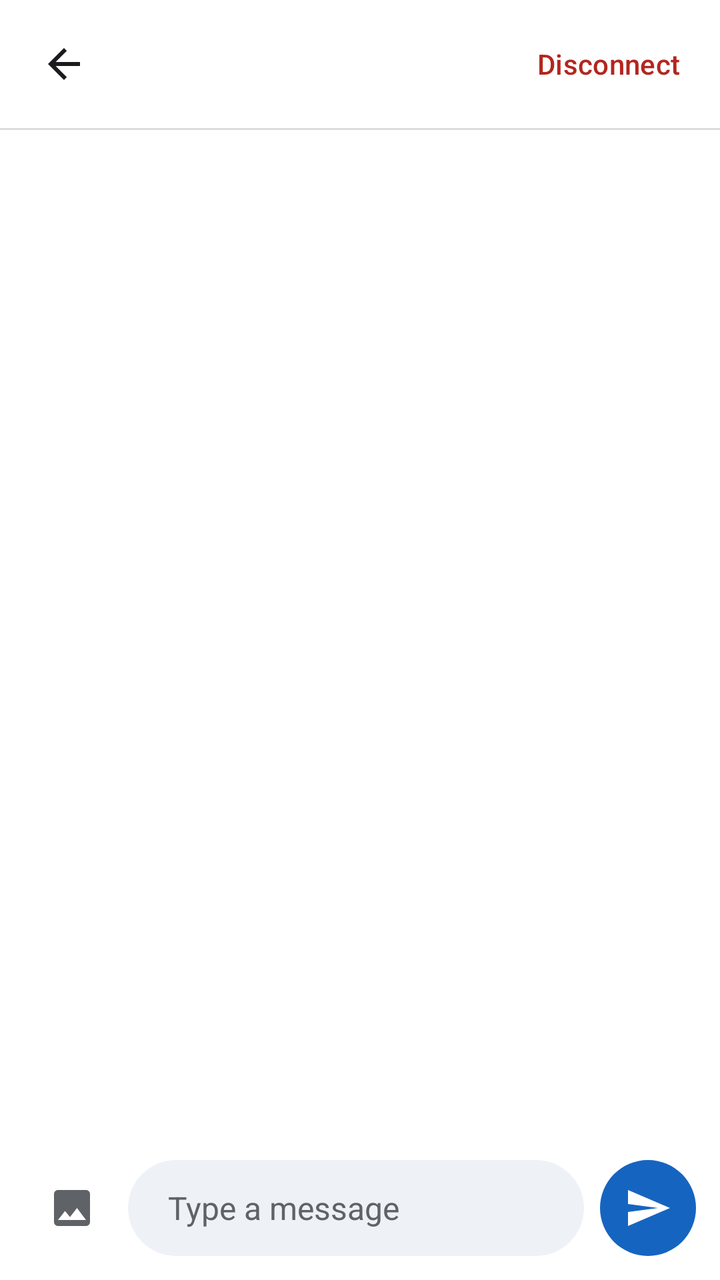
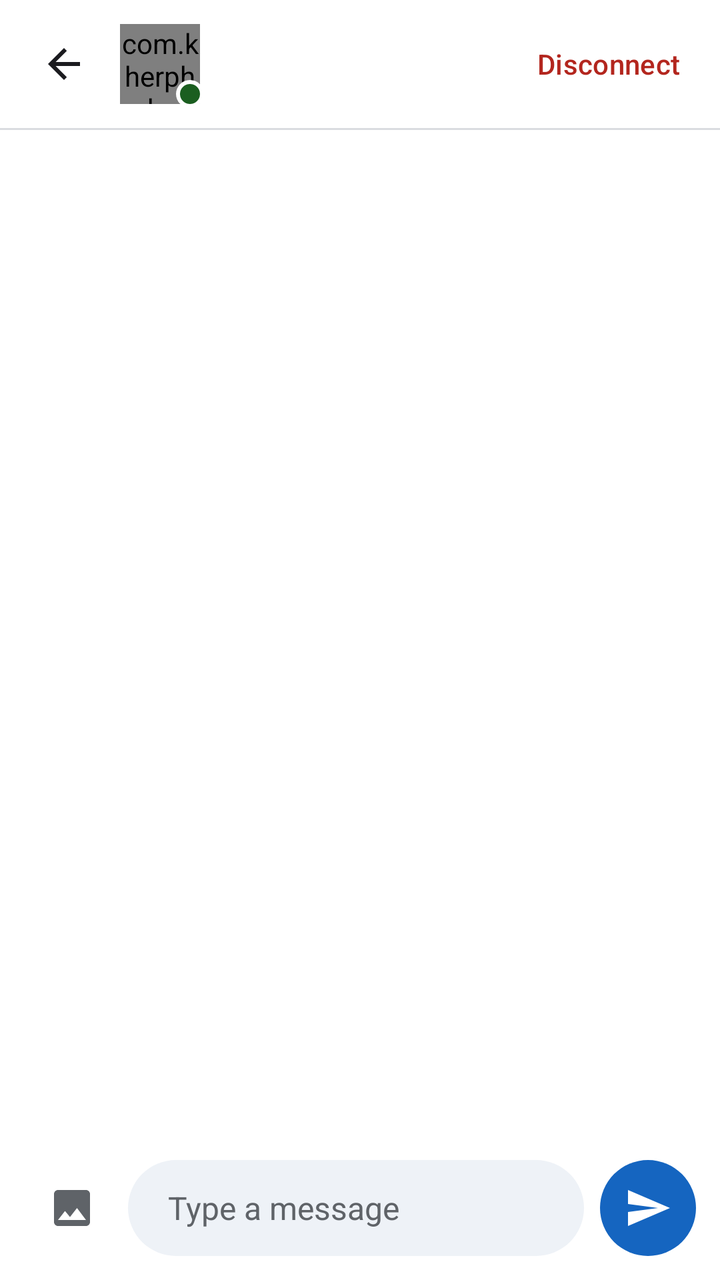

Screens rendered from an Android XML layout before and after an edit, with the pre-edit source and the edit as a unified diff.
<!-- AndroidManifest.xml: application theme Theme.BChat -->
<!-- res/layout/activity_main.xml -->
<?xml version="1.0" encoding="utf-8"?>
<LinearLayout xmlns:android="http://schemas.android.com/apk/res/android"
    xmlns:app="http://schemas.android.com/apk/res-auto"
    xmlns:tools="http://schemas.android.com/tools"
    android:id="@+id/root"
    android:layout_width="match_parent"
    android:layout_height="match_parent"
    android:background="@color/surface"
    android:orientation="vertical"
    tools:context=".MainActivity">
    <TextView
        android:id="@+id/tvTyping"
        android:layout_width="match_parent"
        android:layout_height="wrap_content"
        android:paddingStart="20dp"
        android:paddingTop="4dp"
        android:paddingEnd="20dp"
        android:paddingBottom="4dp"
        android:textColor="@color/text_secondary"
        android:textSize="13sp"
        android:textStyle="italic"
        android:visibility="gone" />
    <LinearLayout
        android:layout_width="match_parent"
        android:layout_height="wrap_content"
        android:gravity="center_vertical"
        android:minHeight="64dp"
        android:orientation="horizontal"
        android:paddingStart="8dp"
        android:paddingEnd="8dp">

        <ImageButton
            android:id="@+id/btnBack"
            android:layout_width="48dp"
            android:layout_height="48dp"
            android:background="?attr/selectableItemBackgroundBorderless"
            android:contentDescription="Back"
            android:src="@drawable/ic_arrow_back" />

        <LinearLayout
            android:layout_width="0dp"
            android:layout_height="wrap_content"
            android:layout_marginStart="8dp"
            android:layout_weight="1"
            android:orientation="vertical">

            <TextView
                android:id="@+id/tvDeviceName"
                android:layout_width="wrap_content"
                android:layout_height="wrap_content"
                android:ellipsize="end"
                android:maxLines="1"
                android:textColor="@color/text_primary"
                android:textSize="18sp" />

            <LinearLayout
                android:layout_width="wrap_content"
                android:layout_height="wrap_content"
                android:layout_marginTop="2dp"
                android:gravity="center_vertical"
                android:orientation="horizontal">

                <View
                    android:id="@+id/statusDot"
                    android:layout_width="8dp"
                    android:layout_height="8dp"
                    android:background="@drawable/bg_circle" />

                <TextView
                    android:id="@+id/tvStatus"
                    android:layout_width="wrap_content"
                    android:layout_height="wrap_content"
                    android:layout_marginStart="6dp"
                    android:textColor="@color/text_secondary"
                    android:textSize="14sp" />
            </LinearLayout>
        </LinearLayout>

        <com.google.android.material.button.MaterialButton
            android:id="@+id/btnDisconnect"
            style="@style/Widget.Material3.Button.TextButton"
            android:layout_width="wrap_content"
            android:layout_height="wrap_content"
            android:text="Disconnect"
            android:textColor="@color/status_disconnected" />
    </LinearLayout>

    <View
        android:layout_width="match_parent"
        android:layout_height="1dp"
        android:background="@color/divider" />

    <androidx.recyclerview.widget.RecyclerView
        android:id="@+id/rvMessages"
        android:layout_width="match_parent"
        android:layout_height="0dp"
        android:layout_weight="1"
        android:clipToPadding="false"
        android:padding="16dp" />

    <LinearLayout
        android:id="@+id/transferBar"
        android:layout_width="match_parent"
        android:layout_height="wrap_content"
        android:background="@color/input_bg"
        android:gravity="center_vertical"
        android:orientation="horizontal"
        android:paddingStart="16dp"
        android:paddingTop="8dp"
        android:paddingEnd="8dp"
        android:paddingBottom="8dp"
        android:visibility="gone">

        <LinearLayout
            android:layout_width="0dp"
            android:layout_height="wrap_content"
            android:layout_weight="1"
            android:orientation="vertical">

            <TextView
                android:id="@+id/tvTransfer"
                android:layout_width="wrap_content"
                android:layout_height="wrap_content"
                android:textColor="@color/text_primary"
                android:textSize="14sp" />

            <com.google.android.material.progressindicator.LinearProgressIndicator
                android:id="@+id/transferProgress"
                android:layout_width="match_parent"
                android:layout_height="wrap_content"
                android:layout_marginTop="6dp"
                app:indicatorColor="@color/primary"
                app:trackColor="@color/primary_container"
                app:trackThickness="4dp" />
        </LinearLayout>

        <com.google.android.material.button.MaterialButton
            android:id="@+id/btnCancelTransfer"
            style="@style/Widget.Material3.Button.TextButton"
            android:layout_width="wrap_content"
            android:layout_height="wrap_content"
            android:text="Cancel"
            android:textColor="@color/status_disconnected" />
    </LinearLayout>

    <LinearLayout
        android:id="@+id/replyBar"
        android:layout_width="match_parent"
        android:layout_height="wrap_content"
        android:background="@color/input_bg"
        android:gravity="center_vertical"
        android:orientation="horizontal"
        android:paddingStart="16dp"
        android:paddingTop="8dp"
        android:paddingEnd="4dp"
        android:paddingBottom="8dp"
        android:visibility="gone">

        <View
            android:layout_width="3dp"
            android:layout_height="match_parent"
            android:background="@color/primary" />

        <LinearLayout
            android:layout_width="0dp"
            android:layout_height="wrap_content"
            android:layout_marginStart="12dp"
            android:layout_weight="1"
            android:orientation="vertical">

            <TextView
                android:id="@+id/tvReplyName"
                android:layout_width="wrap_content"
                android:layout_height="wrap_content"
                android:ellipsize="end"
                android:maxLines="1"
                android:textColor="@color/primary"
                android:textSize="13sp"
                android:textStyle="bold" />

            <TextView
                android:id="@+id/tvReplyText"
                android:layout_width="wrap_content"
                android:layout_height="wrap_content"
                android:ellipsize="end"
                android:maxLines="1"
                android:textColor="@color/text_secondary"
                android:textSize="14sp" />
        </LinearLayout>

        <ImageButton
            android:id="@+id/btnCancelReply"
            android:layout_width="48dp"
            android:layout_height="48dp"
            android:background="?attr/selectableItemBackgroundBorderless"
            android:contentDescription="Cancel reply"
            android:src="@drawable/ic_close"
            app:tint="@color/text_secondary" />
    </LinearLayout>

    <LinearLayout
        android:id="@+id/composeBar"
        android:layout_width="match_parent"
        android:layout_height="wrap_content"
        android:gravity="center_vertical"
        android:orientation="horizontal"
        android:padding="12dp">

        <ImageButton
            android:id="@+id/btnAttach"
            android:layout_width="48dp"
            android:layout_height="48dp"
            android:background="?attr/selectableItemBackgroundBorderless"
            android:contentDescription="Send photo"
            android:src="@drawable/ic_image"
            app:tint="@color/text_secondary" />

        <EditText
            android:id="@+id/etMessage"
            android:layout_width="0dp"
            android:layout_height="wrap_content"
            android:layout_marginStart="4dp"
            android:layout_weight="1"
            android:background="@drawable/bg_input"
            android:hint="Type a message"
            android:importantForAutofill="no"
            android:inputType="textCapSentences|textMultiLine"
            android:maxLines="4"
            android:minHeight="48dp"
            android:paddingStart="20dp"
            android:paddingTop="12dp"
            android:paddingEnd="20dp"
            android:paddingBottom="12dp"
            android:textColor="@color/text_primary"
            android:textColorHint="@color/text_secondary"
            android:textSize="16sp" />

        <ImageButton
            android:id="@+id/btnSend"
            android:layout_width="48dp"
            android:layout_height="48dp"
            android:layout_marginStart="8dp"
            android:background="@drawable/bg_circle"
            android:backgroundTint="@color/primary"
            android:contentDescription="Send message"
            android:src="@drawable/ic_send" />
    </LinearLayout>

    <LinearLayout
        android:id="@+id/disconnectedBanner"
        android:layout_width="match_parent"
        android:layout_height="wrap_content"
        android:layout_margin="12dp"
        android:background="@drawable/bg_banner_error"
        android:orientation="vertical"
        android:padding="16dp"
        android:visibility="gone">

        <TextView
            android:layout_width="wrap_content"
            android:layout_height="wrap_content"
            android:text="Disconnected"
            android:textColor="@color/status_disconnected"
            android:textSize="14sp" />

        <TextView
            android:layout_width="wrap_content"
            android:layout_height="wrap_content"
            android:layout_marginTop="4dp"
            android:text="Messages you send now will be delivered when you reconnect."
            android:textColor="@color/status_disconnected"
            android:textSize="14sp" />

        <com.google.android.material.button.MaterialButton
            android:id="@+id/btnReconnect"
            android:layout_width="match_parent"
            android:layout_height="56dp"
            android:layout_marginTop="12dp"
            android:text="Reconnect"
            android:textColor="@color/white"
            android:textSize="16sp"
            app:backgroundTint="@color/primary"
            app:cornerRadius="28dp" />
    </LinearLayout>
</LinearLayout>
<!-- resources referenced by this layout -->
<resources>
  <color name="divider">#DADCE0</color>
  <color name="input_bg">#EEF2F7</color>
  <color name="primary">#1565C0</color>
  <color name="primary_container">#D6E3F8</color>
  <color name="status_disconnected">#B3261E</color>
  <color name="surface">#FFFFFF</color>
  <color name="text_primary">#1B1B1F</color>
  <color name="text_secondary">#5F6368</color>
  <color name="white">#FFFFFFFF</color>
  <!-- drawable bg_banner_error (drawable) -->
  <?xml version="1.0" encoding="utf-8"?>
  <shape xmlns:android="http://schemas.android.com/apk/res/android"
      android:shape="rectangle">
      <solid android:color="@color/error_container" />
      <corners android:radius="20dp" />
  </shape>
  <!-- drawable bg_circle (drawable) -->
  <?xml version="1.0" encoding="utf-8"?>
  <shape xmlns:android="http://schemas.android.com/apk/res/android"
      android:shape="oval">
      <solid android:color="@color/white" />
  </shape>
  <!-- drawable bg_input (drawable) -->
  <?xml version="1.0" encoding="utf-8"?>
  <shape xmlns:android="http://schemas.android.com/apk/res/android"
      android:shape="rectangle">
      <solid android:color="@color/input_bg" />
      <corners android:radius="28dp" />
  </shape>
  <!-- drawable ic_arrow_back (drawable) -->
  <?xml version="1.0" encoding="utf-8"?>
  <vector xmlns:android="http://schemas.android.com/apk/res/android"
      android:width="24dp"
      android:height="24dp"
      android:viewportWidth="24"
      android:viewportHeight="24">
      <path
          android:fillColor="@color/text_primary"
          android:pathData="M20,11H7.83l5.59,-5.59L12,4l-8,8 8,8 1.41,-1.41L7.83,13H20v-2z" />
  </vector>
  <!-- drawable ic_close (drawable) -->
  <?xml version="1.0" encoding="utf-8"?>
  <vector xmlns:android="http://schemas.android.com/apk/res/android"
      android:width="24dp"
      android:height="24dp"
      android:viewportWidth="24"
      android:viewportHeight="24">
      <path
          android:fillColor="#FF000000"
          android:pathData="M19,6.41L17.59,5 12,10.59 6.41,5 5,6.41 10.59,12 5,17.59 6.41,19 12,13.41 17.59,19 19,17.59 13.41,12z" />
  </vector>
  <!-- drawable ic_image (drawable) -->
  <?xml version="1.0" encoding="utf-8"?>
  <vector xmlns:android="http://schemas.android.com/apk/res/android"
      android:width="24dp"
      android:height="24dp"
      android:viewportWidth="24"
      android:viewportHeight="24">
      <path
          android:fillColor="#FF000000"
          android:pathData="M21,19V5c0,-1.1 -0.9,-2 -2,-2H5c-1.1,0 -2,0.9 -2,2v14c0,1.1 0.9,2 2,2h14c1.1,0 2,-0.9 2,-2zM8.5,13.5l2.5,3.01L14.5,12l4.5,6H5l3.5,-4.5z" />
  </vector>
  <!-- drawable ic_send (drawable) -->
  <?xml version="1.0" encoding="utf-8"?>
  <vector xmlns:android="http://schemas.android.com/apk/res/android"
      android:width="24dp"
      android:height="24dp"
      android:viewportWidth="24"
      android:viewportHeight="24">
      <path
          android:fillColor="#FFFFFFFF"
          android:pathData="M2.01,21L23,12 2.01,3 2,10l15,2 -15,2z" />
  </vector>
  <style name="Theme.BChat" parent="Base.Theme.BChat" />
  <color name="error_container">#FFEBE9</color>
  <style name="Base.Theme.BChat" parent="Theme.Material3.DayNight.NoActionBar">
          <item name="colorPrimary">@color/primary</item>
      </style>
</resources>

<!-- the commit's change to res/layout/activity_main.xml (unified diff, before → after) -->
@@ -8,18 +8,7 @@
     android:background="@color/surface"
     android:orientation="vertical"
     tools:context=".MainActivity">
-    <TextView
-        android:id="@+id/tvTyping"
-        android:layout_width="match_parent"
-        android:layout_height="wrap_content"
-        android:paddingStart="20dp"
-        android:paddingTop="4dp"
-        android:paddingEnd="20dp"
-        android:paddingBottom="4dp"
-        android:textColor="@color/text_secondary"
-        android:textSize="13sp"
-        android:textStyle="italic"
-        android:visibility="gone" />
+
     <LinearLayout
         android:layout_width="match_parent"
         android:layout_height="wrap_content"
@@ -36,6 +25,44 @@
             android:background="?attr/selectableItemBackgroundBorderless"
             android:contentDescription="Back"
             android:src="@drawable/ic_arrow_back" />
+
+        <FrameLayout
+            android:id="@+id/avatarFrame"
+            android:layout_width="48dp"
+            android:layout_height="48dp"
+            android:background="?attr/selectableItemBackgroundBorderless"
+            android:clickable="true"
+            android:contentDescription="View profile"
+            android:focusable="true">
+
+            <com.kherphy.bchat.AvatarView
+                android:id="@+id/avatarHeader"
+                android:layout_width="40dp"
+                android:layout_height="40dp"
+                android:layout_gravity="center" />
+
+            <FrameLayout
+                android:id="@+id/onlineDot"
+                android:layout_width="14dp"
+                android:layout_height="14dp"
+                android:layout_gravity="bottom|end"
+                android:layout_marginEnd="2dp"
+                android:layout_marginBottom="2dp">
+
+                <View
+                    android:layout_width="match_parent"
+                    android:layout_height="match_parent"
+                    android:background="@drawable/bg_circle"
+                    android:backgroundTint="@color/surface" />
+
+                <View
+                    android:layout_width="10dp"
+                    android:layout_height="10dp"
+                    android:layout_gravity="center"
+                    android:background="@drawable/bg_circle"
+                    android:backgroundTint="@color/status_connected" />
+            </FrameLayout>
+        </FrameLayout>
 
         <LinearLayout
             android:layout_width="0dp"
@@ -97,6 +124,19 @@
         android:layout_weight="1"
         android:clipToPadding="false"
         android:padding="16dp" />
+
+    <TextView
+        android:id="@+id/tvTyping"
+        android:layout_width="match_parent"
+        android:layout_height="wrap_content"
+        android:paddingStart="20dp"
+        android:paddingTop="4dp"
+        android:paddingEnd="20dp"
+        android:paddingBottom="4dp"
+        android:textColor="@color/text_secondary"
+        android:textSize="13sp"
+        android:textStyle="italic"
+        android:visibility="gone" />
 
     <LinearLayout
         android:id="@+id/transferBar"
<!-- resource entries referenced after the edit -->
@@ -4,6 +4,7 @@
   <color name="input_bg">#EEF2F7</color>
   <color name="primary">#1565C0</color>
   <color name="primary_container">#D6E3F8</color>
+  <color name="status_connected">#1B5E20</color>
   <color name="status_disconnected">#B3261E</color>
   <color name="surface">#FFFFFF</color>
   <color name="text_primary">#1B1B1F</color>
